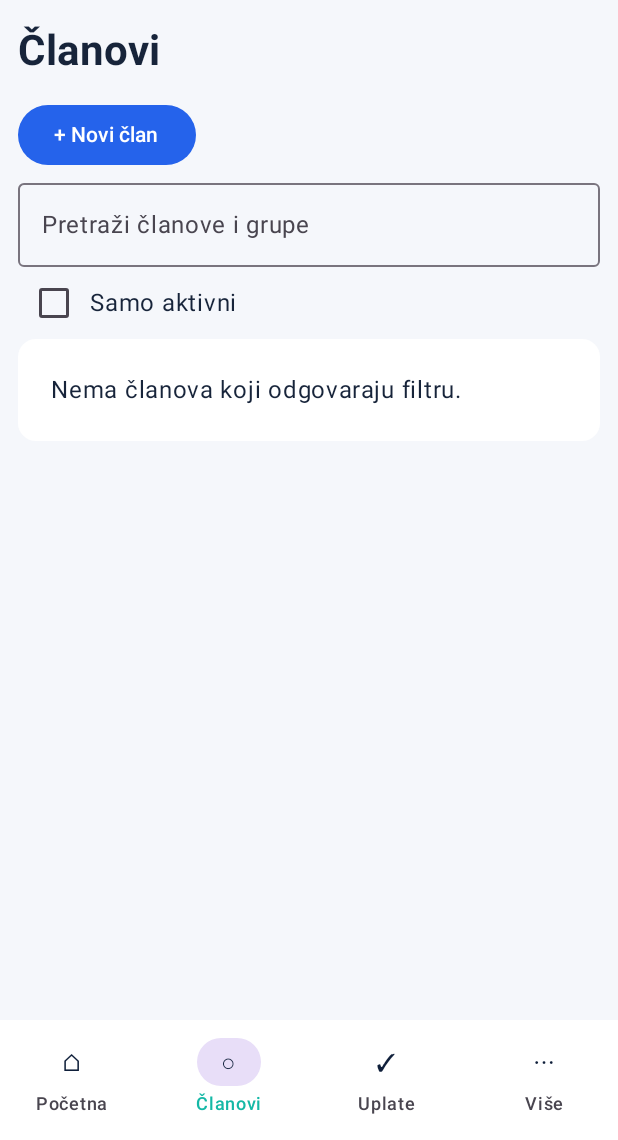
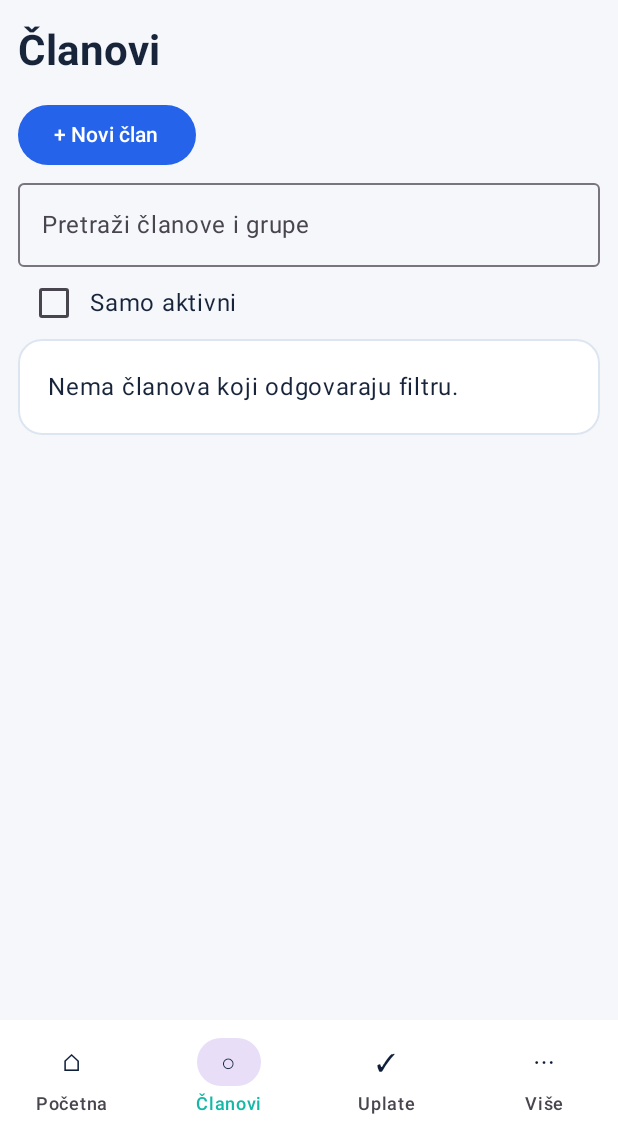
Before and after one commit to bren-wp/Claniva, an Android app built with Jetpack Compose: the screen it shows after launch (MainActivity), item 2 of the bottom bar chosen, on a phone screen of 412 x 824 dp, the part 96-1236 px from its top. Run offline under Robolectric (Android 15) with nearby library versions, the phone set to English and light mode, and no system bars.

Commit message:
refactor(ui-data): unify member/ledger cards across platforms, reduce unnecessary totals queries and SQLite WAL contention

```diff
--- a/android/app/src/main/java/hr/brendigo/clanarina/ui/BrandTheme.kt
+++ b/android/app/src/main/java/hr/brendigo/clanarina/ui/BrandTheme.kt
@@ -14,6 +14,7 @@ object Brand {
     val Ink = Color(0xFF17243A)
     val Muted = Color(0xFF64748B)
     val Stroke = Color(0xFFDCE5F0)
+    val Success = Color(0xFF0B946E)
 }
 private val colors = lightColorScheme(
     primary=Brand.Blue, secondary=Brand.Teal, background=Brand.Background,
--- a/android/app/src/main/java/hr/brendigo/clanarina/ui/FinanceFormatting.kt
+++ b/android/app/src/main/java/hr/brendigo/clanarina/ui/FinanceFormatting.kt
@@ -1,6 +1,9 @@
 package hr.brendigo.clanarina
 
 import androidx.compose.foundation.layout.*
+import androidx.compose.foundation.BorderStroke
+import androidx.compose.foundation.shape.RoundedCornerShape
+import hr.brendigo.clanarina.ui.Brand
 import androidx.compose.material3.*
 import androidx.compose.runtime.*
 import androidx.compose.ui.Modifier
@@ -19,7 +22,12 @@ internal fun parseEuroAmount(input: String): Long =
         .movePointRight(2).longValueExact()
 
 @Composable internal fun Notice(text: String) {
-    Card(colors = CardDefaults.cardColors(containerColor = Color.White)) {
-        Text(text, Modifier.fillMaxWidth().padding(22.dp))
+    Card(
+        modifier=Modifier.fillMaxWidth(),
+        shape=RoundedCornerShape(16.dp),
+        border=BorderStroke(1.dp,Brand.Stroke),
+        colors=CardDefaults.cardColors(containerColor=Color.White)
+    ) {
+        Text(text,Modifier.fillMaxWidth().padding(20.dp),color=Brand.Ink)
     }
 }
```
Also changed, not shown: android/app/src/main/java/hr/brendigo/clanarina/ui/LedgerScreens.kt (+20 -6 lines), android/app/src/main/java/hr/brendigo/clanarina/ui/MemberScreens.kt (+25 -10 lines), 2 other files.
